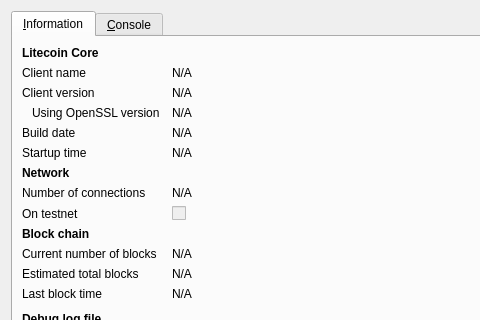
Qt form src/qt/forms/rpcconsole.ui (Kudos-Rewards/kudos-beta) before a commit; both pictures show x 0 to 480 and y 0 to 320 of the 740 by 450 pixel window.
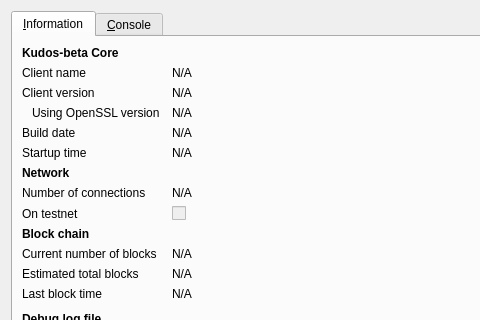
The same form after that commit. Icons and pictures are not drawn.

The edit to the form file:
```diff
--- a/src/qt/forms/rpcconsole.ui
+++ b/src/qt/forms/rpcconsole.ui
@@ -36,7 +36,7 @@
           </font>
          </property>
          <property name="text">
-          <string>Litecoin Core</string>
+          <string>Kudos-beta Core</string>
          </property>
         </widget>
        </item>
```
Left out of the diff: 6 changed lines with no effect on the pictures.
